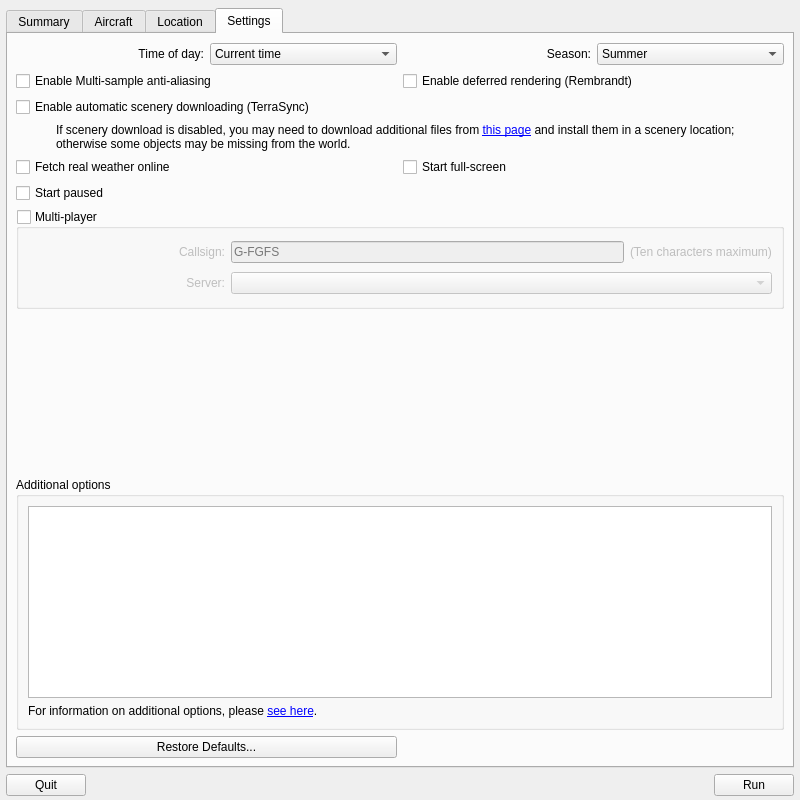
Qt form src/GUI/Launcher.ui (FlightGear/flightgear) before a commit.
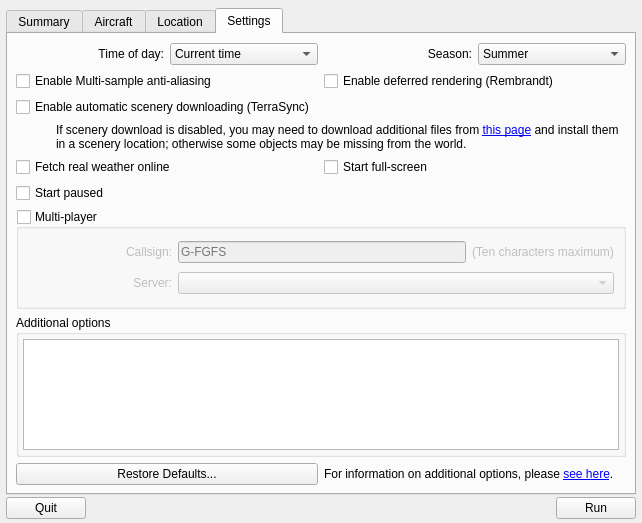
The same form after that commit. The open tabs and pages were chosen to show the change. Custom widgets are drawn as their Qt base class.

Commit message:
Tweak launcher layout margins.
Trying to squeeze things back into an XGA screen. Will backport once
I get feedback.

The edit to the form file:
```diff
--- a/src/GUI/Launcher.ui
+++ b/src/GUI/Launcher.ui
@@ -6,14 +6,17 @@
    <rect>
     <x>0</x>
     <y>0</y>
-    <width>800</width>
-    <height>800</height>
+    <width>642</width>
+    <height>523</height>
    </rect>
   </property>
   <property name="windowTitle">
    <string>Start FlightGear</string>
   </property>
-  <layout class="QGridLayout" name="gridLayout_2">
+  <layout class="QVBoxLayout" name="verticalLayout">
+   <property name="spacing">
+    <number>2</number>
+   </property>
    <property name="leftMargin">
     <number>6</number>
    </property>
@@ -26,7 +29,7 @@
    <property name="bottomMargin">
     <number>4</number>
    </property>
-   <item row="0" column="0">
+   <item>
     <widget class="QTabWidget" name="tabWidget">
      <property name="currentIndex">
       <number>0</number>
@@ -504,22 +507,21 @@
           <bool>true</bool>
          </property>
          <layout class="QVBoxLayout" name="verticalLayout_7">
+          <property name="leftMargin">
+           <number>4</number>
+          </property>
+          <property name="topMargin">
+           <number>4</number>
+          </property>
+          <property name="rightMargin">
+           <number>4</number>
+          </property>
+          <property name="bottomMargin">
+           <number>4</number>
+          </property>
           <item>
            <widget class="QPlainTextEdit" name="commandLineArgs"/>
           </item>
-          <item>
-           <widget class="QLabel" name="label_8">
-            <property name="text">
-             <string>&lt;html&gt;&lt;head/&gt;&lt;body&gt;&lt;p&gt;For information on additional options, please &lt;a href=&quot;http://mapserver.flightgear.org/getstart/getstart-enpa2.html#x5-450004.5&quot;&gt;&lt;span style=&quot; text-decoration: underline; color:#0000ff;&quot;&gt;see here&lt;/span&gt;&lt;/a&gt;.&lt;/p&gt;&lt;/body&gt;&lt;/html&gt;</string>
-            </property>
-            <property name="textFormat">
-             <enum>Qt::RichText</enum>
-            </property>
-            <property name="openExternalLinks">
-             <bool>true</bool>
-            </property>
-           </widget>
-          </item>
          </layout>
         </widget>
        </item>
@@ -597,12 +599,28 @@
          </layout>
         </widget>
        </item>
+       <item row="9" column="1">
+        <widget class="QLabel" name="label_8">
+         <property name="text">
+          <string>&lt;html&gt;&lt;head/&gt;&lt;body&gt;&lt;p&gt;For information on additional options, please &lt;a href=&quot;http://mapserver.flightgear.org/getstart/getstart-enpa2.html#x5-450004.5&quot;&gt;&lt;span style=&quot; text-decoration: underline; color:#0000ff;&quot;&gt;see here&lt;/span&gt;&lt;/a&gt;.&lt;/p&gt;&lt;/body&gt;&lt;/html&gt;</string>
+         </property>
+         <property name="textFormat">
+          <enum>Qt::RichText</enum>
+         </property>
+         <property name="openExternalLinks">
+          <bool>true</bool>
+         </property>
+        </widget>
+       </item>
       </layout>
      </widget>
     </widget>
    </item>
-   <item row="1" column="0">
+   <item>
     <layout class="QHBoxLayout" name="horizontalLayout">
+     <property name="spacing">
+      <number>0</number>
+     </property>
      <item>
       <widget class="QPushButton" name="quitButton">
        <property name="text">
```
The commit also changes 1 other file.
